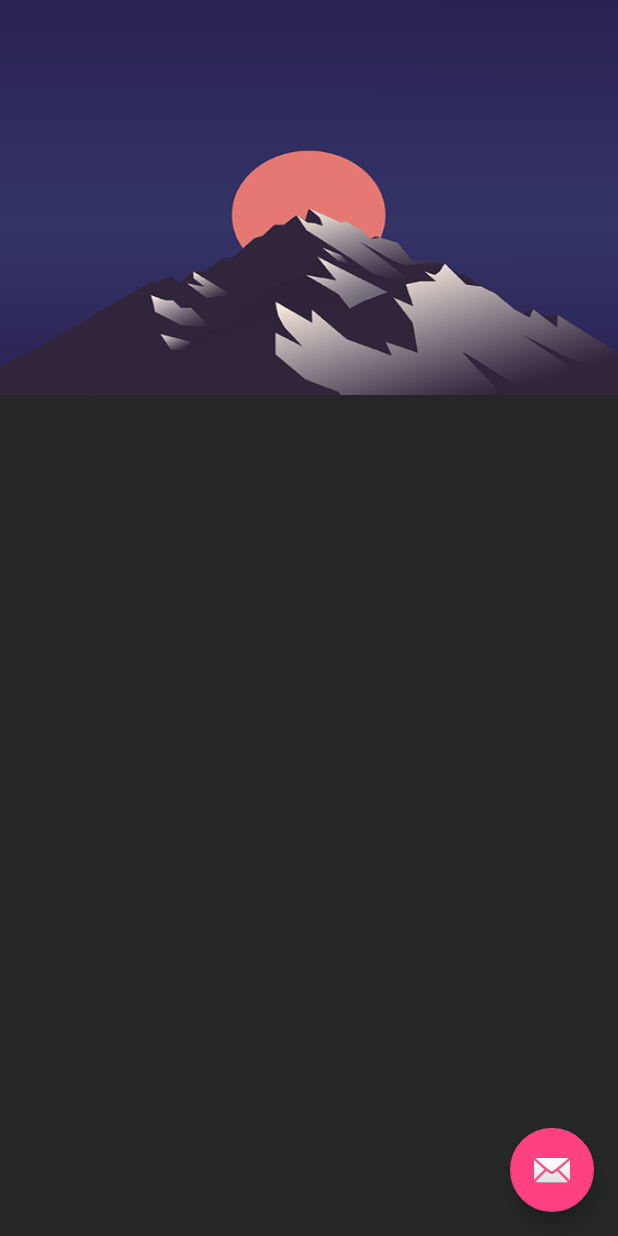
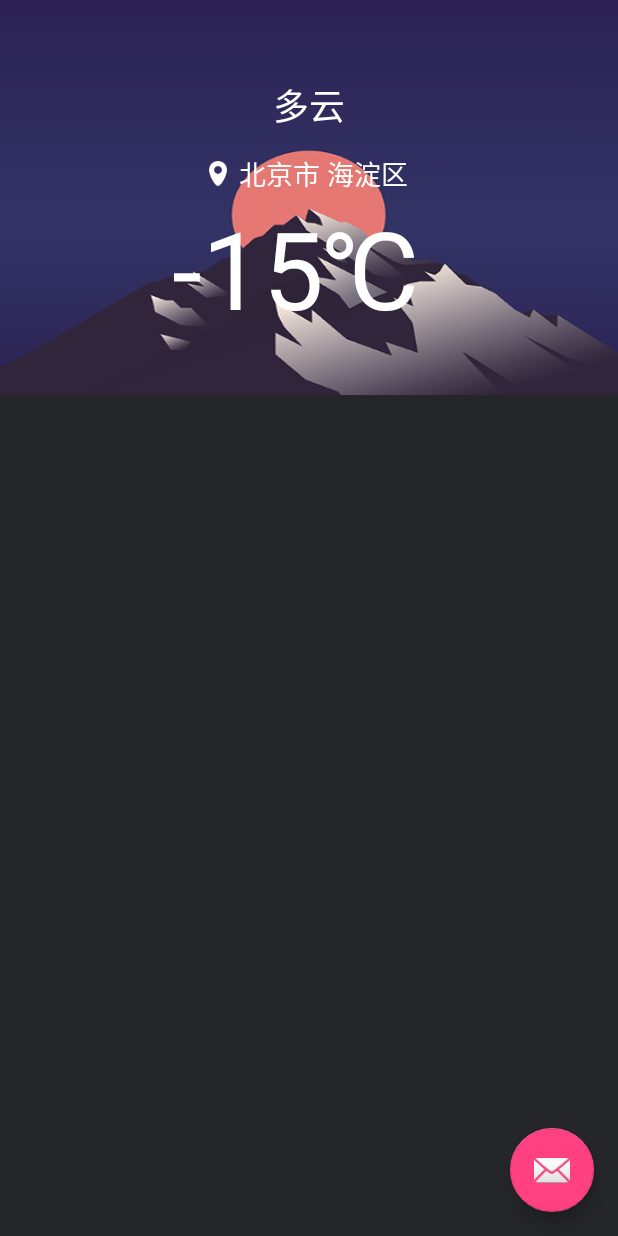
Before and after one commit to zhangkaiyue0701/RxWeatherApp, an Android app: the layout app_bar_main.xml on its own in the app's theme, with its tools: preview values and no code run, on a phone screen of 412 x 824 dp. Run offline under Robolectric (Android 15) with nearby library versions, the phone set to English and light mode, and no system bars.

```diff
--- a/app/src/main/AndroidManifest.xml
+++ b/app/src/main/AndroidManifest.xml
@@ -36,7 +36,6 @@
 
         <activity
             android:name=".weather.MainActivity"
-            android:label="@string/app_name"
             android:theme="@style/AppTheme.NoActionBar">
         </activity>
         <activity android:name=".addcity.AddCityActivity" />
--- a/app/src/main/java/com/zhangkaiyue/rxweatherapp/SplashActivity.java
+++ b/app/src/main/java/com/zhangkaiyue/rxweatherapp/SplashActivity.java
@@ -22,6 +22,6 @@ public class SplashActivity extends AppCompatActivity {
                 //启动主Activity后销毁自身
                 finish();
             }
-        }, 1000);
+        }, 2000);
     }
 }
--- a/app/src/main/res/layout/app_bar_main.xml
+++ b/app/src/main/res/layout/app_bar_main.xml
@@ -36,6 +36,37 @@
                 app:layout_collapseMode="pin"
                 app:popupTheme="@style/ThemeOverlay.AppCompat.Light" />
 
+            <android.support.v7.widget.AppCompatTextView
+                android:id="@+id/tv_weather"
+                android:layout_width="wrap_content"
+                android:layout_height="wrap_content"
+                android:textColor="@color/white"
+                android:textSize="24sp"
+                android:layout_gravity="center_horizontal"
+                android:layout_marginTop="52dp"
+                tools:text="多云"/>
+
+            <android.support.v7.widget.AppCompatTextView
+                android:id="@+id/tv_location"
+                android:layout_width="wrap_content"
+                android:layout_height="wrap_content"
+                android:textColor="@color/white"
+                android:textSize="18sp"
+                android:drawableLeft="@mipmap/location"
+                android:drawablePadding="8dp"
+                android:layout_gravity="center_horizontal"
+                android:layout_marginTop="102dp"
+                tools:text="北京市 海淀区"/>
+
+            <android.support.v7.widget.AppCompatTextView
+                android:id="@+id/tv_temperature"
+                android:layout_width="wrap_content"
+                android:layout_height="wrap_content"
+                android:textColor="@color/white"
+                android:textSize="72sp"
+                android:layout_gravity="center_horizontal"
+                android:layout_marginTop="130dp"
+                tools:text="-15℃ "/>
 
         </android.support.design.widget.CollapsingToolbarLayout>
 
@@ -44,7 +75,7 @@
             style="@style/CustomTabLayout"
             android:layout_width="match_parent"
             android:layout_height="48dp"
-            android:layout_gravity="bottom"  />
+            android:layout_gravity="bottom" />
 
     </android.support.design.widget.AppBarLayout>
 
```
Also changed, not shown: app/src/main/java/com/zhangkaiyue/rxweatherapp/RxApplication.java (+4 -3 lines), app/src/main/java/com/zhangkaiyue/rxweatherapp/entity/WeatherEntity.java (+25 -24 lines), app/src/main/java/com/zhangkaiyue/rxweatherapp/utils/SharedPreferencesUtil.java (added, +176 -0 lines), app/src/main/java/com/zhangkaiyue/rxweatherapp/weather/MainActivity.java (+51 -3 lines), app/src/main/java/com/zhangkaiyue/rxweatherapp/weather/NowWeatherFragment.java (+1 -32 lines), app/src/main/java/com/zhangkaiyue/rxweatherapp/weather/ViewPagerAdapter.java (+7 -2 lines), app/src/main/res/layout/fragment_daily_weather.xml (+4 -7 lines), app/src/main/res/mipmap-xhdpi/location.png (added), app/src/main/res/mipmap-xxhdpi/location.png (added), app/src/main/res/mipmap-xxxhdpi/location.png (added).
